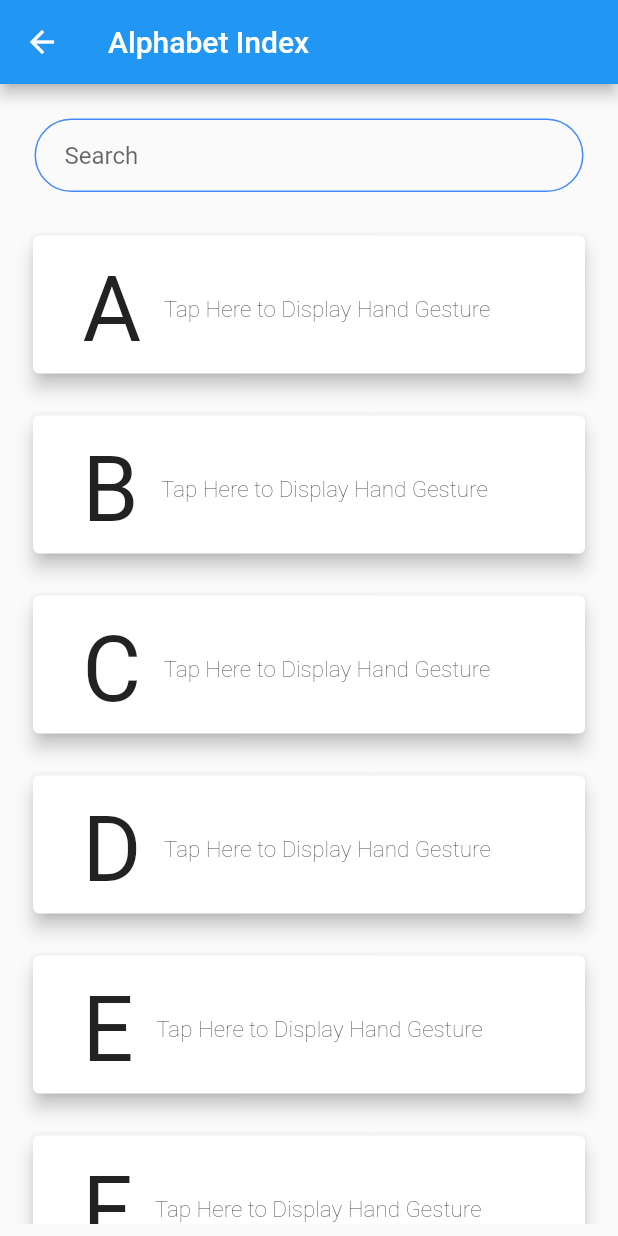
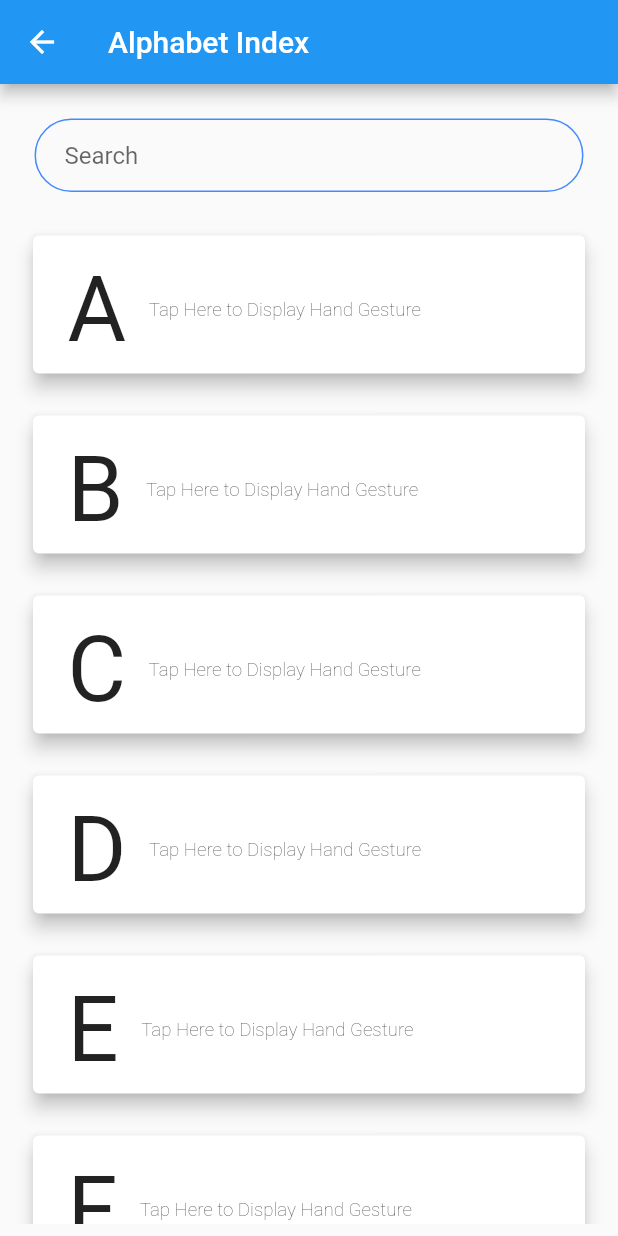
Before and after one commit to tmrajper9223/ASL-Translate, a Flutter app: the AlphabetIndexPage screen opened directly, on a phone screen of 412 x 824 dp. Run offline on Flutter 3.47's test engine with Material 2 defaults, Android fonts, the phone set to English and light mode, and no system bars; our stand-ins replace cloud_firestore, firebase_auth, modal_progress_hud; accounts and stored records are empty.

Commit message:
Pixel Overflow Resolved

```diff
--- a/lib/pages/alphabet_index_page.dart
+++ b/lib/pages/alphabet_index_page.dart
@@ -8,6 +8,7 @@ class AlphabetIndexPage extends StatelessWidget {
       body: Center(
         child: AlphabetIndex(),
       ),
+      resizeToAvoidBottomPadding: true,
     );
   }
 }
@@ -113,7 +114,7 @@ class AlphabetIndexPageState extends State<AlphabetIndex> {
                             children: <Widget>[
                               Padding(
                                 padding:
-                                    const EdgeInsets.only(left: 15.0, top: 5.0),
+                                    const EdgeInsets.only(left: 5.0, top: 5.0),
                                 child: Align(
                                   alignment: Alignment.center,
                                   child: Text(
@@ -130,7 +131,7 @@ class AlphabetIndexPageState extends State<AlphabetIndex> {
                                   child: Text(
                                     "Tap Here to Display Hand Gesture",
                                     style: TextStyle(
-                                        fontSize: 15.0,
+                                        fontSize: 12.5,
                                         fontWeight: FontWeight.w200),
                                   ),
                                 ),
@@ -182,6 +183,7 @@ class AlphabetIndexPageState extends State<AlphabetIndex> {
 
   void _onSubmitted(value) {
     FocusScope.of(context).requestFocus(new FocusNode());
+    if (value == null || value.isEmpty) return;
     _buildAlertDialog(value);
   }
 
```
Also changed, not shown: lib/pages/asl_translate.dart (+7 -1 lines), lib/pages/sign_up_page.dart (+7 -1 lines).
